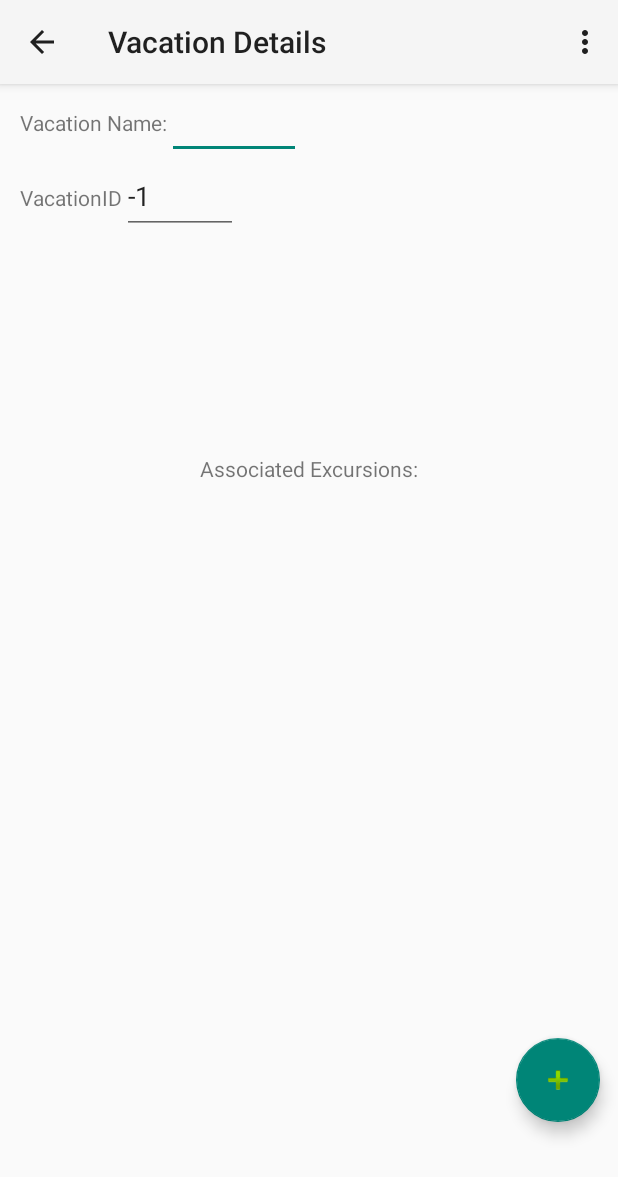
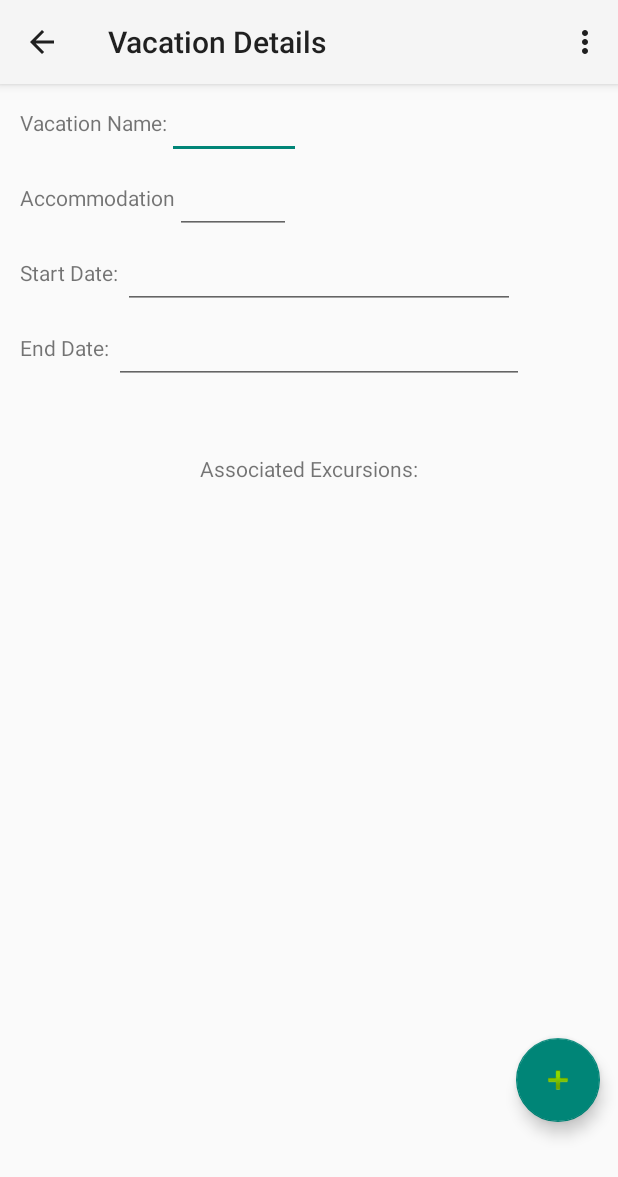
Before and after one commit to ChaseMorgan333/VacationPlanner2.0, an Android app: the VacationDetails screen opened directly, with no data from a screen before it, on a phone screen of 412 x 824 dp. Shown: the top 1177 px of the screen. Run offline under Robolectric (Android 15) with nearby library versions, the phone set to English and light mode, and no system bars; our stand-ins replace Room's generated code.

Commit message:
Task B2 completed, Vacations now include the following details: Title(name), Hotel(accommodation), Start Date, End Date.

```diff
--- a/app/src/main/java/com/example/d308vacationplanner/UI/VacationAdapter.java
+++ b/app/src/main/java/com/example/d308vacationplanner/UI/VacationAdapter.java
@@ -43,6 +43,9 @@ public class VacationAdapter extends RecyclerView.Adapter<VacationAdapter.Vacati
                     Intent intent = new Intent(context, VacationDetails.class);
                     intent.putExtra("id", current.getVacationID());
                     intent.putExtra("name", current.getVacationName());
+                    intent.putExtra("accommodation", current.getAccommodation());
+                    intent.putExtra("startDate", current.getVacationStartDate());
+                    intent.putExtra("endDate", current.getVacationEndDate());
                     context.startActivity(intent);
                 }
             });
--- a/app/src/main/java/com/example/d308vacationplanner/UI/VacationDetails.java
+++ b/app/src/main/java/com/example/d308vacationplanner/UI/VacationDetails.java
@@ -5,8 +5,8 @@ import android.os.Bundle;
 import android.view.Menu;
 import android.view.MenuItem;
 import android.view.View;
-import android.widget.Button;
 import android.widget.EditText;
+import android.widget.TextView;
 import android.widget.Toast;
 
 import androidx.activity.EdgeToEdge;
@@ -31,11 +31,25 @@ import entities.Vacation;
 public class VacationDetails extends AppCompatActivity {
 
     EditText editName;
+    String name;
 
 
-    EditText editID;
+    EditText editAccommodation;
+    String accommodation;
 
-    String name;
+    EditText editVacationStartDate;
+    TextView vacationStartDate;
+    String startDate;
+
+    EditText editVacationEndDate;
+    TextView vacationEndDate;
+    String endDate;
+
+
+
+
+
+
 
     int vacationID;
 
@@ -53,12 +67,20 @@ public class VacationDetails extends AppCompatActivity {
         });
         FloatingActionButton fab = findViewById(R.id.floatingActionButton2);
 
-        editName = findViewById(R.id.editVacation);
+        editName = findViewById(R.id.editVacationName);
         name = getIntent().getStringExtra("name");
         editName.setText(name);
         vacationID = getIntent().getIntExtra("id", -1);
-        editID = findViewById(R.id.editVacation2);
-        editID.setText(Integer.toString(vacationID));
+        editAccommodation = findViewById(R.id.editAccommodation);
+        accommodation = getIntent().getStringExtra("accommodation");
+        editAccommodation.setText(accommodation);
+        editVacationStartDate = findViewById(R.id.editVacationStartDate);
+        startDate = getIntent().getStringExtra("startDate");
+        editVacationStartDate.setText(startDate);
+        editVacationEndDate = findViewById(R.id.editVacationEndDate);
+        endDate = getIntent().getStringExtra("endDate");
+        editVacationEndDate.setText(endDate);
+
 
 
         fab.setOnClickListener(new View.OnClickListener() {
@@ -112,21 +134,21 @@ public class VacationDetails extends AppCompatActivity {
                 //creating a new vacation
                 if(repository.getmAllVacations().size()==0){
                     vacationID = 1;
-                    vacation = new Vacation(vacationID, editName.getText().toString());
+                    vacation = new Vacation(vacationID, editName.getText().toString(),editAccommodation.getText().toString(),vacationStartDate.getText().toString(),vacationEndDate.getText().toString());
                     repository.insert(vacation);
                     this.finish();
                 }else{
                     //if the repo is not empty we get the id of the last vacation in the list and set the new vacation id to that number
                     //plus 1
                     vacationID = repository.getmAllVacations().get(repository.getmAllVacations().size() - 1).getVacationID() + 1;
-                    vacation = new Vacation(vacationID, editName.getText().toString());
+                    vacation = new Vacation(vacationID, editName.getText().toString(),editAccommodation.getText().toString(),vacationStartDate.getText().toString(),vacationEndDate.getText().toString());
                     Toast.makeText(getApplicationContext(), "New vacation created: " + vacation.getVacationName(), Toast.LENGTH_LONG).show();
                     repository.insert(vacation);
                     this.finish();
                 }
                 //updating an existing vacation
             }else{
-                vacation = new Vacation(vacationID, editName.getText().toString());
+                vacation = new Vacation(vacationID, editName.getText().toString(),editAccommodation.getText().toString(),vacationStartDate.getText().toString(),vacationEndDate.getText().toString());
                 repository.update(vacation);
                 this.finish();
             }
--- a/app/src/main/java/database/Repository.java
+++ b/app/src/main/java/database/Repository.java
@@ -104,6 +104,12 @@ public class Repository {
 
     }
 
+    public void delete(Excursion excursion){
+        databaseExecutor.execute(()->{
+            mExcursionDAO.delete(excursion);
+        });
+    }
+
     //updates and existing vacation in the database
     public void update(Vacation vacation){
         databaseExecutor.execute(()->{
--- a/app/src/main/java/database/VacationDatabaseBuilder.java
+++ b/app/src/main/java/database/VacationDatabaseBuilder.java
@@ -12,7 +12,7 @@ import entities.Vacation;
 
 import android.content.Context;
 
-@Database(entities = {Vacation.class, Excursion.class}, version = 2, exportSchema = false)
+@Database(entities = {Vacation.class, Excursion.class}, version = 4, exportSchema = false)
 public abstract class VacationDatabaseBuilder extends RoomDatabase{
     public abstract VacationDAO vacationDAO();
     public abstract ExcursionDAO excursionDAO();
--- a/app/src/main/res/layout/activity_excursion_details.xml
+++ b/app/src/main/res/layout/activity_excursion_details.xml
@@ -73,7 +73,7 @@
         android:id="@+id/saveExcursionButton"
         android:layout_width="wrap_content"
         android:layout_height="wrap_content"
-        android:text="Save Part"
+        android:text="Save Excursion"
         app:layout_constraintBottom_toBottomOf="parent"
         app:layout_constraintEnd_toEndOf="parent"
         app:layout_constraintStart_toStartOf="parent"
--- a/app/src/main/res/layout/activity_vacation_details.xml
+++ b/app/src/main/res/layout/activity_vacation_details.xml
@@ -23,7 +23,7 @@
             android:layout_width="match_parent"
             android:layout_height="wrap_content"
             android:orientation="vertical">
-
+<!-- Line for vacation name -->
             <LinearLayout
                 android:layout_width="match_parent"
                 android:layout_height="wrap_content"
@@ -35,11 +35,11 @@
                     android:text="Vacation Name:" />
 
                 <EditText
-                    android:id="@+id/editVacation"
+                    android:id="@+id/editVacationName"
                     android:layout_width="89dp"
                     android:layout_height="50dp" />
             </LinearLayout>
-
+<!-- Line for accomodation -->
             <LinearLayout
                 android:layout_width="match_parent"
                 android:layout_height="wrap_content"
@@ -49,12 +49,48 @@
                     android:layout_width="wrap_content"
                     android:layout_height="50dp"
                     android:editable="false"
-                    android:text="VacationID" />
+                    android:text="Accommodation" />
 
                 <EditText
-                    android:id="@+id/editVacation2"
+                    android:id="@+id/editAccommodation"
                     android:layout_width="77dp"
                     android:layout_height="50dp" />
+            </LinearLayout>
+            <!-- Line for vacationStartDate -->
+            <LinearLayout
+                android:layout_width="match_parent"
+                android:layout_height="wrap_content"
+                android:orientation="horizontal">
+
+                <TextView
+                    android:layout_width="wrap_content"
+                    android:layout_height="50dp"
+                    android:editable="false"
+                    android:text="Start Date: " />
+
+                <EditText
+                    android:id="@+id/editVacationStartDate"
+                    android:layout_width="261dp"
+                    android:layout_height="50dp"
+                    android:inputType="datetime|date" />
+            </LinearLayout>
+            <!-- Line for vacationEndDate -->
+            <LinearLayout
+                android:layout_width="match_parent"
+                android:layout_height="wrap_content"
+                android:orientation="horizontal">
+
+                <TextView
+                    android:layout_width="wrap_content"
+                    android:layout_height="50dp"
+                    android:editable="false"
+                    android:text="End Date: " />
+
+                <EditText
+                    android:id="@+id/editVacationEndDate"
+                    android:layout_width="273dp"
+                    android:layout_height="50dp"
+                    android:inputType="datetime|date" />
             </LinearLayout>
         </LinearLayout>
 
```
Also changed, not shown: app/src/main/java/com/example/d308vacationplanner/UI/ExcursionDetails.java (+54 -5 lines), app/src/main/java/entities/Vacation.java (+40 -1 lines), app/src/main/res/menu/menu_excursion_details.xml (added, +9 -0 lines).
